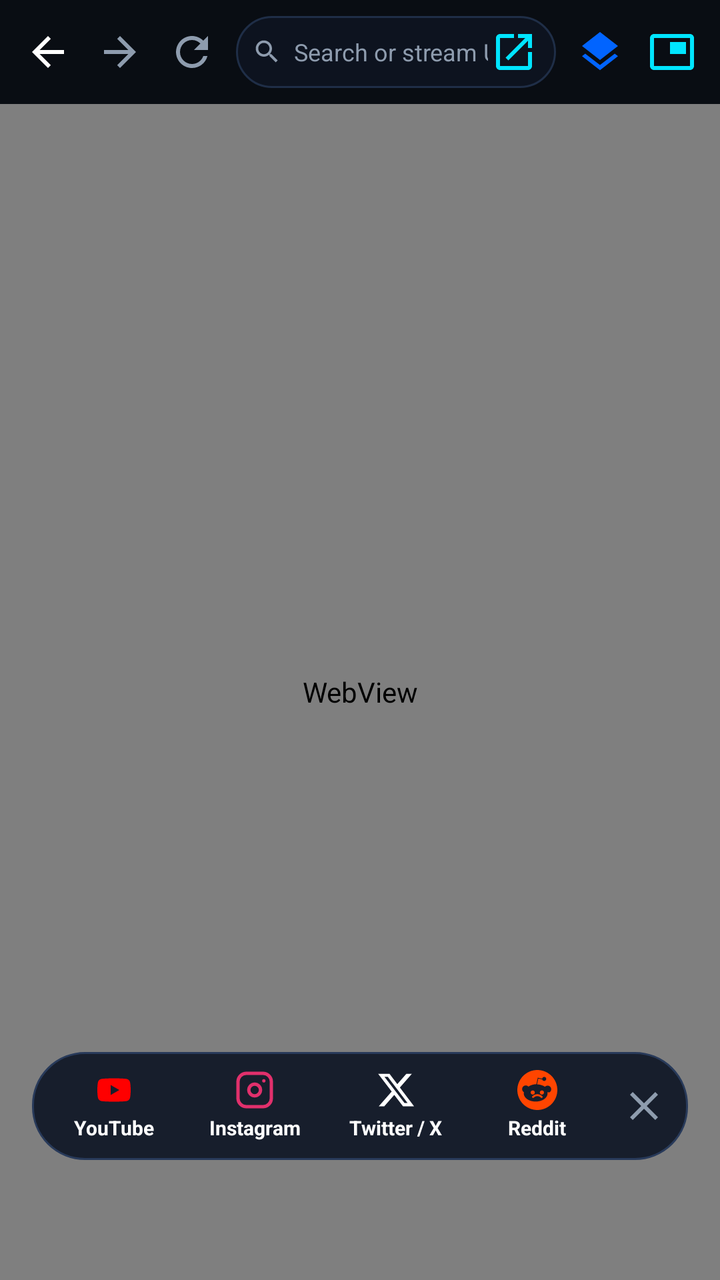
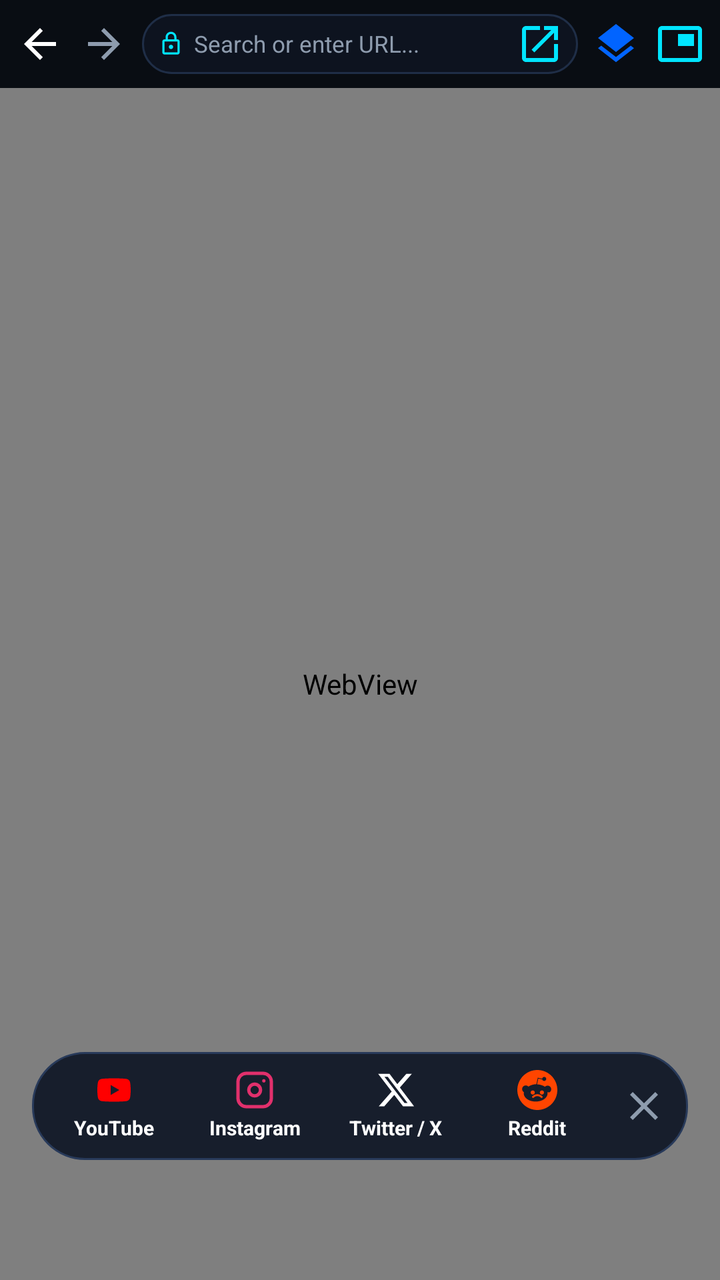

Compare the two renders of this Android layout. The source of the first and the diff that turns it into the second are given below.
<!-- AndroidManifest.xml: application theme Theme.AdShield -->
<!-- res/layout/activity_media_hub.xml -->
<?xml version="1.0" encoding="utf-8"?>
<RelativeLayout xmlns:android="http://schemas.android.com/apk/res/android"
    xmlns:app="http://schemas.android.com/apk/res-auto"
    android:layout_width="match_parent"
    android:layout_height="match_parent"
    android:background="@color/background_dark">

    <LinearLayout
        android:id="@+id/mainContentLayout"
        android:layout_width="match_parent"
        android:layout_height="match_parent"
        android:orientation="vertical">

        
        <LinearLayout
            android:id="@+id/topBar"
            android:layout_width="match_parent"
            android:layout_height="52dp"
            android:background="#F0090D14"
            android:gravity="center_vertical"
            android:orientation="horizontal"
            android:paddingHorizontal="6dp">

            <ImageButton
                android:id="@+id/btnBack"
                android:layout_width="36dp"
                android:layout_height="36dp"
                android:background="?attr/selectableItemBackgroundBorderless"
                android:src="@drawable/ic_arrow_back"
                app:tint="@color/text_primary"
                android:contentDescription="Back" />

            <ImageButton
                android:id="@+id/btnForward"
                android:layout_width="36dp"
                android:layout_height="36dp"
                android:background="?attr/selectableItemBackgroundBorderless"
                android:src="@drawable/ic_arrow_forward"
                app:tint="@color/text_secondary"
                android:contentDescription="Forward" />

            <ImageButton
                android:id="@+id/btnRefresh"
                android:layout_width="36dp"
                android:layout_height="36dp"
                android:background="?attr/selectableItemBackgroundBorderless"
                android:src="@drawable/ic_refresh"
                app:tint="@color/text_secondary"
                android:contentDescription="Refresh" />

            
            <LinearLayout
                android:layout_width="0dp"
                android:layout_height="36dp"
                android:layout_weight="1"
                android:layout_marginHorizontal="4dp"
                android:background="@drawable/bg_search_chip"
                android:gravity="center_vertical"
                android:orientation="horizontal"
                android:paddingHorizontal="8dp">

                <ImageView
                    android:layout_width="15dp"
                    android:layout_height="15dp"
                    android:src="@drawable/ic_search"
                    app:tint="@color/text_secondary" />

                <EditText
                    android:id="@+id/urlInput"
                    android:layout_width="0dp"
                    android:layout_height="match_parent"
                    android:layout_weight="1"
                    android:layout_marginStart="6dp"
                    android:background="@null"
                    android:hint="Search or stream URL..."
                    android:imeOptions="actionGo"
                    android:inputType="textUri"
                    android:maxLines="1"
                    android:textColor="@color/text_primary"
                    android:textColorHint="@color/text_secondary"
                    android:textSize="12sp" />

                <ImageButton
                    android:id="@+id/btnGo"
                    android:layout_width="26dp"
                    android:layout_height="26dp"
                    android:background="?attr/selectableItemBackgroundBorderless"
                    android:src="@drawable/ic_launch"
                    app:tint="@color/fokk_cyan"
                    android:contentDescription="Navigate" />
            </LinearLayout>

            
            <ImageButton
                android:id="@+id/btnPlatformMenu"
                android:layout_width="36dp"
                android:layout_height="36dp"
                android:background="?attr/selectableItemBackgroundBorderless"
                android:src="@drawable/ic_layers"
                app:tint="@color/fokk_blue"
                android:contentDescription="Switch Platform" />

            <ImageButton
                android:id="@+id/btnPip"
                android:layout_width="36dp"
                android:layout_height="36dp"
                android:background="?attr/selectableItemBackgroundBorderless"
                android:src="@drawable/ic_pip"
                app:tint="@color/fokk_cyan"
                android:contentDescription="Picture-in-Picture" />
        </LinearLayout>

        <ProgressBar
            android:id="@+id/progressBar"
            style="?android:attr/progressBarStyleHorizontal"
            android:layout_width="match_parent"
            android:layout_height="2dp"
            android:max="100"
            android:progressTint="@color/fokk_cyan"
            android:visibility="gone" />

        
        <FrameLayout
            android:layout_width="match_parent"
            android:layout_height="0dp"
            android:layout_weight="1">

            <WebView
                android:id="@+id/webView"
                android:layout_width="match_parent"
                android:layout_height="match_parent" />

            
            <LinearLayout
                android:id="@+id/btnStudioToggle"
                android:layout_width="wrap_content"
                android:layout_height="36dp"
                android:layout_gravity="bottom|end"
                android:layout_marginEnd="16dp"
                android:layout_marginBottom="64dp"
                android:background="@drawable/bg_floating_dock"
                android:elevation="6dp"
                android:gravity="center"
                android:orientation="horizontal"
                android:paddingHorizontal="12dp"
                android:visibility="gone"
                android:clickable="true"
                android:focusable="true">

                <ImageView
                    android:id="@+id/imgTogglePlatform"
                    android:layout_width="16dp"
                    android:layout_height="16dp"
                    android:src="@drawable/ic_youtube" />

                <TextView
                    android:layout_width="wrap_content"
                    android:layout_height="wrap_content"
                    android:layout_marginStart="6dp"
                    android:text="Studio Hub"
                    android:textColor="@color/text_primary"
                    android:textSize="11sp"
                    android:textStyle="bold" />
            </LinearLayout>

            
            <LinearLayout
                android:id="@+id/bottomNav"
                android:layout_width="match_parent"
                android:layout_height="54dp"
                android:layout_gravity="bottom"
                android:layout_marginHorizontal="16dp"
                android:layout_marginBottom="60dp"
                android:background="@drawable/bg_floating_dock"
                android:elevation="8dp"
                android:gravity="center"
                android:orientation="horizontal"
                android:paddingHorizontal="6dp">

                
                <LinearLayout
                    android:id="@+id/btnPlatformYoutube"
                    android:layout_width="0dp"
                    android:layout_height="match_parent"
                    android:layout_weight="1"
                    android:background="?attr/selectableItemBackgroundBorderless"
                    android:clickable="true"
                    android:focusable="true"
                    android:gravity="center"
                    android:orientation="vertical">

                    <ImageView
                        android:layout_width="20dp"
                        android:layout_height="20dp"
                        android:src="@drawable/ic_youtube" />

                    <TextView
                        android:layout_width="wrap_content"
                        android:layout_height="wrap_content"
                        android:layout_marginTop="2dp"
                        android:text="YouTube"
                        android:textColor="@color/text_primary"
                        android:textSize="10sp"
                        android:textStyle="bold" />
                </LinearLayout>

                
                <LinearLayout
                    android:id="@+id/btnPlatformInstagram"
                    android:layout_width="0dp"
                    android:layout_height="match_parent"
                    android:layout_weight="1"
                    android:background="?attr/selectableItemBackgroundBorderless"
                    android:clickable="true"
                    android:focusable="true"
                    android:gravity="center"
                    android:orientation="vertical">

                    <ImageView
                        android:layout_width="20dp"
                        android:layout_height="20dp"
                        android:src="@drawable/ic_instagram" />

                    <TextView
                        android:layout_width="wrap_content"
                        android:layout_height="wrap_content"
                        android:layout_marginTop="2dp"
                        android:text="Instagram"
                        android:textColor="@color/text_primary"
                        android:textSize="10sp"
                        android:textStyle="bold" />
                </LinearLayout>

                
                <LinearLayout
                    android:id="@+id/btnPlatformTwitter"
                    android:layout_width="0dp"
                    android:layout_height="match_parent"
                    android:layout_weight="1"
                    android:background="?attr/selectableItemBackgroundBorderless"
                    android:clickable="true"
                    android:focusable="true"
                    android:gravity="center"
                    android:orientation="vertical">

                    <ImageView
                        android:layout_width="20dp"
                        android:layout_height="20dp"
                        android:src="@drawable/ic_twitter" />

                    <TextView
                        android:layout_width="wrap_content"
                        android:layout_height="wrap_content"
                        android:layout_marginTop="2dp"
                        android:text="Twitter / X"
                        android:textColor="@color/text_primary"
                        android:textSize="10sp"
                        android:textStyle="bold" />
                </LinearLayout>

                
                <LinearLayout
                    android:id="@+id/btnPlatformReddit"
                    android:layout_width="0dp"
                    android:layout_height="match_parent"
                    android:layout_weight="1"
                    android:background="?attr/selectableItemBackgroundBorderless"
                    android:clickable="true"
                    android:focusable="true"
                    android:gravity="center"
                    android:orientation="vertical">

                    <ImageView
                        android:layout_width="20dp"
                        android:layout_height="20dp"
                        android:src="@drawable/ic_reddit" />

                    <TextView
                        android:layout_width="wrap_content"
                        android:layout_height="wrap_content"
                        android:layout_marginTop="2dp"
                        android:text="Reddit"
                        android:textColor="@color/text_primary"
                        android:textSize="10sp"
                        android:textStyle="bold" />
                </LinearLayout>

                
                <ImageButton
                    android:id="@+id/btnMinimizeDock"
                    android:layout_width="32dp"
                    android:layout_height="32dp"
                    android:layout_marginStart="2dp"
                    android:background="?attr/selectableItemBackgroundBorderless"
                    android:src="@drawable/ic_close"
                    app:tint="@color/text_secondary"
                    android:contentDescription="Minimize dock" />
            </LinearLayout>
        </FrameLayout>
    </LinearLayout>

    
    <FrameLayout
        android:id="@+id/fullscreenContainer"
        android:layout_width="match_parent"
        android:layout_height="match_parent"
        android:background="#000000"
        android:visibility="gone" />

</RelativeLayout>
<!-- resources referenced by this layout -->
<resources>
  <color name="background_dark">#090D14</color>
  <color name="fokk_blue">#0164FF</color>
  <color name="fokk_cyan">#00E5FF</color>
  <color name="text_primary">#FFFFFF</color>
  <color name="text_secondary">#8E9CAE</color>
  <!-- drawable bg_floating_dock (drawable) -->
  <?xml version="1.0" encoding="utf-8"?>
  <shape xmlns:android="http://schemas.android.com/apk/res/android"
      android:shape="rectangle">
      <corners android:radius="26dp" />
      <solid android:color="#E60D1424" />
      <stroke
          android:width="1dp"
          android:color="#283A5A" />
  </shape>
  <!-- drawable bg_search_chip (drawable) -->
  <?xml version="1.0" encoding="utf-8"?>
  <shape xmlns:android="http://schemas.android.com/apk/res/android"
      android:shape="rectangle">
      <corners android:radius="18dp" />
      <solid android:color="#0D131F" />
      <stroke
          android:width="1dp"
          android:color="#1F2E47" />
  </shape>
  <!-- drawable ic_arrow_back (drawable) -->
  <vector xmlns:android="http://schemas.android.com/apk/res/android"
      android:width="24dp"
      android:height="24dp"
      android:viewportWidth="24"
      android:viewportHeight="24">
    <path
        android:fillColor="#FFFFFF"
        android:pathData="M20,11H7.83l5.59,-5.59L12,4l-8,8 8,8 1.41,-1.41L7.83,13H20v-2z"/>
  </vector>
  <!-- drawable ic_arrow_forward (drawable) -->
  <vector xmlns:android="http://schemas.android.com/apk/res/android"
      android:width="24dp"
      android:height="24dp"
      android:viewportWidth="24"
      android:viewportHeight="24">
    <path
        android:fillColor="#FFFFFF"
        android:pathData="M12,4l-1.41,1.41L16.17,11H4v2h12.17l-5.58,5.59L12,20l8,-8z"/>
  </vector>
  <!-- drawable ic_close (drawable) -->
  <vector xmlns:android="http://schemas.android.com/apk/res/android"
      android:width="24dp"
      android:height="24dp"
      android:viewportWidth="24"
      android:viewportHeight="24">
      <path
          android:fillColor="#8E9CAE"
          android:pathData="M19,6.41L17.59,5 12,10.59 6.41,5 5,6.41 10.59,12 5,17.59 6.41,19 12,13.41 17.59,19 19,17.59 13.41,12z"/>
  </vector>
  <!-- drawable ic_layers (drawable) -->
  <vector xmlns:android="http://schemas.android.com/apk/res/android"
      android:width="24dp"
      android:height="24dp"
      android:viewportWidth="24"
      android:viewportHeight="24">
      <path
          android:fillColor="#0164FF"
          android:pathData="M11.99,18.54l-7.37,-5.73L3,14.07l9,7 9,-7 -1.63,-1.27 -7.38,5.74zM12,16l7.36,-5.73L21,9l-9,-7 -9,7 1.63,1.27L12,16z"/>
  </vector>
  <!-- drawable ic_refresh (drawable) -->
  <vector xmlns:android="http://schemas.android.com/apk/res/android"
      android:width="24dp"
      android:height="24dp"
      android:viewportWidth="24"
      android:viewportHeight="24">
    <path
        android:fillColor="#FFFFFF"
        android:pathData="M17.65,6.35C16.2,4.9 14.21,4 12,4c-4.42,0 -7.99,3.58 -7.99,8s3.57,8 7.99,8c3.73,0 6.84,-2.55 7.73,-6h-2.08c-0.82,2.33 -3.04,4 -5.65,4 -3.31,0 -6,-2.69 -6,-6s2.69,-6 6,-6c1.66,0 3.14,0.69 4.22,1.78L13,11h7V4l-2.35,2.35z"/>
  </vector>
  <!-- drawable ic_search (drawable) -->
  <vector xmlns:android="http://schemas.android.com/apk/res/android"
      android:width="24dp"
      android:height="24dp"
      android:viewportWidth="24"
      android:viewportHeight="24">
      <path
          android:fillColor="#8E9CAE"
          android:pathData="M15.5,14h-0.79l-0.28,-0.27C15.41,12.59 16,11.11 16,9.5 16,5.91 13.09,3 9.5,3S3,5.91 3,9.5 5.91,16 9.5,16c1.61,0 3.09,-0.59 4.23,-1.57l0.27,0.28v0.79l5,4.99L20.49,19l-4.99,-5zm-6,0C7.01,14 5,11.99 5,9.5S7.01,5 9.5,5 14,7.01 14,9.5 11.99,14 9.5,14z"/>
  </vector>
  <color name="secondary">#00E5FF</color>
  <color name="accent_green">#00E676</color>
  <!-- unchanged entries left out for length: 7 -->
</resources>

<!-- the commit's change to res/layout/activity_media_hub.xml (unified diff, before → after) -->
@@ -15,16 +15,16 @@
         <LinearLayout
             android:id="@+id/topBar"
             android:layout_width="match_parent"
-            android:layout_height="52dp"
+            android:layout_height="44dp"
             android:background="#F0090D14"
             android:gravity="center_vertical"
             android:orientation="horizontal"
-            android:paddingHorizontal="6dp">
+            android:paddingHorizontal="4dp">
 
             <ImageButton
                 android:id="@+id/btnBack"
-                android:layout_width="36dp"
-                android:layout_height="36dp"
+                android:layout_width="32dp"
+                android:layout_height="32dp"
                 android:background="?attr/selectableItemBackgroundBorderless"
                 android:src="@drawable/ic_arrow_back"
                 app:tint="@color/text_primary"
@@ -32,78 +32,98 @@
 
             <ImageButton
                 android:id="@+id/btnForward"
-                android:layout_width="36dp"
-                android:layout_height="36dp"
+                android:layout_width="32dp"
+                android:layout_height="32dp"
                 android:background="?attr/selectableItemBackgroundBorderless"
                 android:src="@drawable/ic_arrow_forward"
                 app:tint="@color/text_secondary"
                 android:contentDescription="Forward" />
 
-            <ImageButton
-                android:id="@+id/btnRefresh"
-                android:layout_width="36dp"
-                android:layout_height="36dp"
-                android:background="?attr/selectableItemBackgroundBorderless"
-                android:src="@drawable/ic_refresh"
-                app:tint="@color/text_secondary"
-                android:contentDescription="Refresh" />
-
             
             <LinearLayout
                 android:layout_width="0dp"
-                android:layout_height="36dp"
+                android:layout_height="30dp"
                 android:layout_weight="1"
-                android:layout_marginHorizontal="4dp"
+                android:layout_marginHorizontal="3dp"
                 android:background="@drawable/bg_search_chip"
                 android:gravity="center_vertical"
                 android:orientation="horizontal"
                 android:paddingHorizontal="8dp">
 
+                
                 <ImageView
-                    android:layout_width="15dp"
-                    android:layout_height="15dp"
-                    android:src="@drawable/ic_search"
-                    app:tint="@color/text_secondary" />
+                    android:id="@+id/imgSecurityLock"
+                    android:layout_width="13dp"
+                    android:layout_height="13dp"
+                    android:src="@drawable/ic_lock"
+                    app:tint="@color/fokk_cyan" />
 
                 <EditText
                     android:id="@+id/urlInput"
                     android:layout_width="0dp"
                     android:layout_height="match_parent"
                     android:layout_weight="1"
-                    android:layout_marginStart="6dp"
+                    android:layout_marginStart="5dp"
                     android:background="@null"
-                    android:hint="Search or stream URL..."
+                    android:hint="Search or enter URL..."
                     android:imeOptions="actionGo"
                     android:inputType="textUri"
                     android:maxLines="1"
                     android:textColor="@color/text_primary"
                     android:textColorHint="@color/text_secondary"
-                    android:textSize="12sp" />
+                    android:textSize="11.5sp" />
+
+                
+                <LinearLayout
+                    android:id="@+id/badgeBlocked"
+                    android:layout_width="wrap_content"
+                    android:layout_height="18dp"
+                    android:layout_marginEnd="4dp"
+                    android:background="@drawable/bg_stat_chip"
+                    android:gravity="center"
+                    android:paddingHorizontal="5dp"
+                    android:visibility="gone">
+
+                    <ImageView
+                        android:layout_width="9dp"
+                        android:layout_height="9dp"
+                        android:src="@drawable/ic_shield_check"
+                        app:tint="@color/fokk_cyan" />
+
+                    <TextView
+                        android:id="@+id/textPageBlockedCount"
+                        android:layout_width="wrap_content"
+                        android:layout_height="wrap_content"
+                        android:layout_marginStart="3dp"
+                        android:text="0"
+                        android:textColor="@color/fokk_cyan"
+                        android:textSize="9.5sp"
+                        android:textStyle="bold" />
+                </LinearLayout>
 
                 <ImageButton
                     android:id="@+id/btnGo"
-                    android:layout_width="26dp"
-                    android:layout_height="26dp"
+                    android:layout_width="22dp"
+                    android:layout_height="22dp"
                     android:background="?attr/selectableItemBackgroundBorderless"
                     android:src="@drawable/ic_launch"
                     app:tint="@color/fokk_cyan"
                     android:contentDescription="Navigate" />
             </LinearLayout>
 
-            
             <ImageButton
                 android:id="@+id/btnPlatformMenu"
-                android:layout_width="36dp"
-                android:layout_height="36dp"
+                android:layout_width="32dp"
+                android:layout_height="32dp"
                 android:background="?attr/selectableItemBackgroundBorderless"
                 android:src="@drawable/ic_layers"
                 app:tint="@color/fokk_blue"
-                android:contentDescription="Switch Platform" />
+                android:contentDescription="Platform Switcher" />
 
             <ImageButton
                 android:id="@+id/btnPip"
-                android:layout_width="36dp"
-                android:layout_height="36dp"
+                android:layout_width="32dp"
+                android:layout_height="32dp"
                 android:background="?attr/selectableItemBackgroundBorderless"
                 android:src="@drawable/ic_pip"
                 app:tint="@color/fokk_cyan"
<!-- resource entries referenced after the edit -->
@@ -24,6 +24,16 @@
       <stroke
           android:width="1dp"
           android:color="#1F2E47" />
+  </shape>
+  <!-- drawable bg_stat_chip (drawable) -->
+  <?xml version="1.0" encoding="utf-8"?>
+  <shape xmlns:android="http://schemas.android.com/apk/res/android"
+      android:shape="rectangle">
+      <corners android:radius="14dp" />
+      <solid android:color="#0D131F" />
+      <stroke
+          android:width="1dp"
+          android:color="#1A263B" />
   </shape>
   <!-- drawable ic_arrow_back (drawable) -->
   <vector xmlns:android="http://schemas.android.com/apk/res/android"
@@ -65,25 +75,25 @@
           android:fillColor="#0164FF"
           android:pathData="M11.99,18.54l-7.37,-5.73L3,14.07l9,7 9,-7 -1.63,-1.27 -7.38,5.74zM12,16l7.36,-5.73L21,9l-9,-7 -9,7 1.63,1.27L12,16z"/>
   </vector>
-  <!-- drawable ic_refresh (drawable) -->
+  <!-- drawable ic_lock (drawable) -->
+  <vector xmlns:android="http://schemas.android.com/apk/res/android"
+      android:width="24dp"
+      android:height="24dp"
+      android:viewportWidth="24"
+      android:viewportHeight="24">
+      <path
+          android:fillColor="#00E676"
+          android:pathData="M18,8h-1V6c0,-2.76 -2.24,-5 -5,-5S7,3.24 7,6v2H6c-1.1,0 -2,0.9 -2,2v10c0,1.1 0.9,2 2,2h12c1.1,0 2,-0.9 2,-2V10c0,-1.1 -0.9,-2 -2,-2zM9,6c0,-1.66 1.34,-3 3,-3s3,1.34 3,3v2H9V6zm9,14H6V10h12v10zm-6,-3c1.1,0 2,-0.9 2,-2s-0.9,-2 -2,-2 -2,0.9 -2,2 0.9,2 2,2z"/>
+  </vector>
+  <!-- drawable ic_shield_check (drawable) -->
   <vector xmlns:android="http://schemas.android.com/apk/res/android"
       android:width="24dp"
       android:height="24dp"
       android:viewportWidth="24"
       android:viewportHeight="24">
     <path
-        android:fillColor="#FFFFFF"
-        android:pathData="M17.65,6.35C16.2,4.9 14.21,4 12,4c-4.42,0 -7.99,3.58 -7.99,8s3.57,8 7.99,8c3.73,0 6.84,-2.55 7.73,-6h-2.08c-0.82,2.33 -3.04,4 -5.65,4 -3.31,0 -6,-2.69 -6,-6s2.69,-6 6,-6c1.66,0 3.14,0.69 4.22,1.78L13,11h7V4l-2.35,2.35z"/>
-  </vector>
-  <!-- drawable ic_search (drawable) -->
-  <vector xmlns:android="http://schemas.android.com/apk/res/android"
-      android:width="24dp"
-      android:height="24dp"
-      android:viewportWidth="24"
-      android:viewportHeight="24">
-      <path
-          android:fillColor="#8E9CAE"
-          android:pathData="M15.5,14h-0.79l-0.28,-0.27C15.41,12.59 16,11.11 16,9.5 16,5.91 13.09,3 9.5,3S3,5.91 3,9.5 5.91,16 9.5,16c1.61,0 3.09,-0.59 4.23,-1.57l0.27,0.28v0.79l5,4.99L20.49,19l-4.99,-5zm-6,0C7.01,14 5,11.99 5,9.5S7.01,5 9.5,5 14,7.01 14,9.5 11.99,14 9.5,14z"/>
+        android:fillColor="#00E676"
+        android:pathData="M12,1L3,5v6c0,5.55 3.84,10.74 9,12c5.16,-1.26 9,-6.45 9,-12V5L12,1zM10,17l-4,-4l1.41,-1.41L10,14.17l6.59,-6.59L18,9L10,17z"/>
   </vector>
   <color name="secondary">#00E5FF</color>
   <color name="accent_green">#00E676</color>
